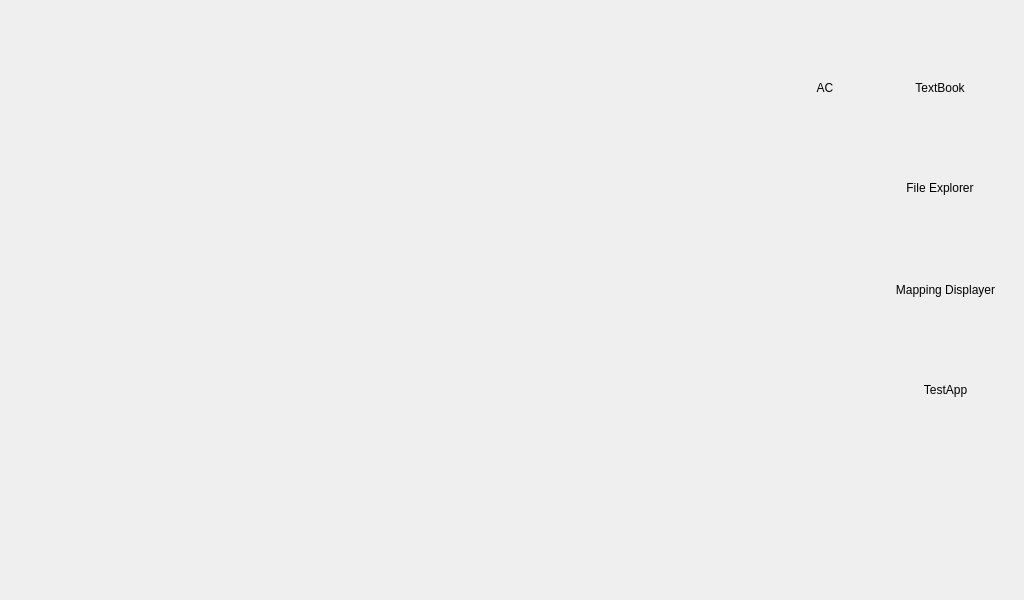
Before: the Qt Designer form mainwindow.ui in hugoycj/Fake_Operating_System, drawn with Qt 5.
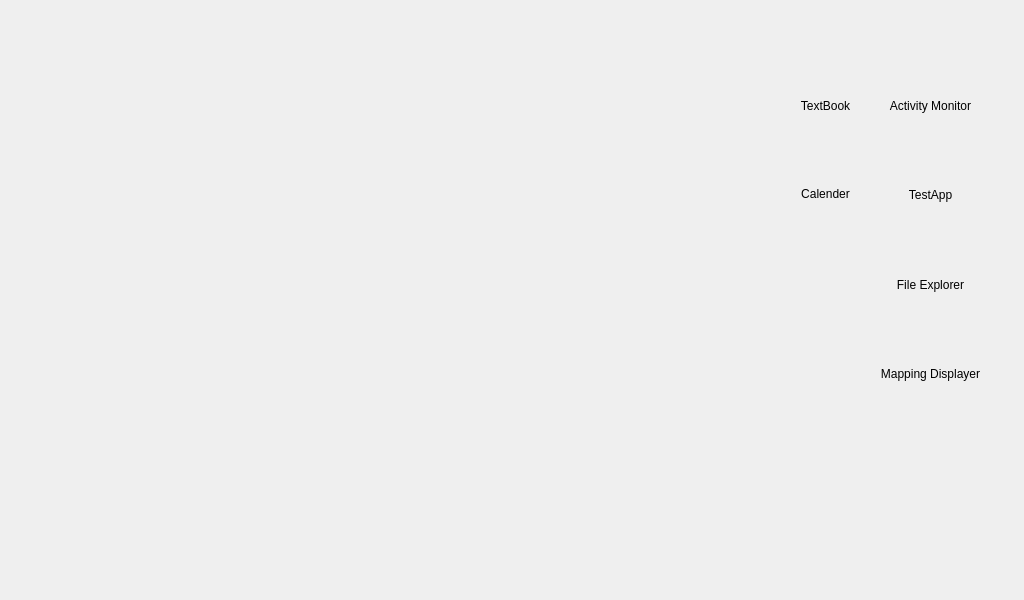
After: the same form once the commit is applied.

```diff
--- a/mainwindow.ui
+++ b/mainwindow.ui
@@ -41,91 +41,20 @@
      <height>600</height>
     </size>
    </property>
-   <widget class="QPushButton" name="TextbookButton">
+   <widget class="QWidget" name="gridLayoutWidget">
     <property name="geometry">
      <rect>
-      <x>910</x>
-      <y>20</y>
-      <width>63</width>
-      <height>63</height>
+      <x>870</x>
+      <y>50</y>
+      <width>121</width>
+      <height>351</height>
      </rect>
     </property>
-    <property name="mouseTracking">
-     <bool>false</bool>
-    </property>
-    <property name="text">
-     <string/>
-    </property>
-    <property name="flat">
-     <bool>true</bool>
-    </property>
-   </widget>
-   <widget class="QLabel" name="TextbookLabel">
-    <property name="geometry">
-     <rect>
-      <x>895</x>
-      <y>80</y>
-      <width>90</width>
-      <height>16</height>
-     </rect>
-    </property>
-    <property name="text">
-     <string>TextBook</string>
-    </property>
-    <property name="scaledContents">
-     <bool>false</bool>
-    </property>
-    <property name="alignment">
-     <set>Qt::AlignCenter</set>
-    </property>
-   </widget>
-   <widget class="QLabel" name="FileLabel">
-    <property name="geometry">
-     <rect>
-      <x>895</x>
-      <y>180</y>
-      <width>90</width>
-      <height>16</height>
-     </rect>
-    </property>
-    <property name="text">
-     <string>File Explorer</string>
-    </property>
-    <property name="scaledContents">
-     <bool>false</bool>
-    </property>
-    <property name="alignment">
-     <set>Qt::AlignCenter</set>
-    </property>
-   </widget>
-   <widget class="QPushButton" name="FileButton">
-    <property name="geometry">
-     <rect>
-      <x>910</x>
-      <y>120</y>
-      <width>63</width>
-      <height>63</height>
-     </rect>
-    </property>
-    <property name="mouseTracking">
-     <bool>false</bool>
-    </property>
-    <property name="text">
-     <string/>
-    </property>
-    <property name="flat">
-     <bool>true</bool>
-    </property>
-   </widget>
+    <layout class="QGridLayout" name="gridLayout">
+     <item row="3" column="0">
+      <layout class="QVBoxLayout" name="MD">
+       <item>
    <widget class="QPushButton" name="DisplayerButton">
-    <property name="geometry">
-     <rect>
-      <x>912</x>
-      <y>220</y>
-      <width>63</width>
-      <height>63</height>
-     </rect>
-    </property>
     <property name="text">
      <string/>
     </property>
@@ -133,15 +62,9 @@
      <bool>true</bool>
     </property>
    </widget>
+       </item>
+       <item>
    <widget class="QLabel" name="DisplayerLabel">
-    <property name="geometry">
-     <rect>
-      <x>885</x>
-      <y>280</y>
-      <width>121</width>
-      <height>20</height>
-     </rect>
-    </property>
     <property name="text">
      <string>Mapping Displayer</string>
     </property>
@@ -152,15 +75,13 @@
      <set>Qt::AlignCenter</set>
     </property>
    </widget>
+       </item>
+      </layout>
+     </item>
+     <item row="1" column="0">
+      <layout class="QVBoxLayout" name="TA">
+       <item>
    <widget class="QPushButton" name="TestAppButton">
-    <property name="geometry">
-     <rect>
-      <x>912</x>
-      <y>320</y>
-      <width>63</width>
-      <height>63</height>
-     </rect>
-    </property>
     <property name="text">
      <string/>
     </property>
@@ -168,15 +89,9 @@
      <bool>true</bool>
     </property>
    </widget>
+       </item>
+       <item>
    <widget class="QLabel" name="TestAppLabel">
-    <property name="geometry">
-     <rect>
-      <x>885</x>
-      <y>380</y>
-      <width>121</width>
-      <height>20</height>
-     </rect>
-    </property>
     <property name="text">
      <string>TestApp</string>
     </property>
@@ -187,15 +102,43 @@
      <set>Qt::AlignCenter</set>
     </property>
    </widget>
+       </item>
+      </layout>
+     </item>
+     <item row="2" column="0">
+      <layout class="QVBoxLayout" name="FE">
+       <item>
+        <widget class="QPushButton" name="FileButton">
+         <property name="mouseTracking">
+          <bool>false</bool>
+         </property>
+         <property name="text">
+          <string/>
+         </property>
+         <property name="flat">
+          <bool>true</bool>
+         </property>
+        </widget>
+       </item>
+       <item>
+        <widget class="QLabel" name="FileLabel">
+         <property name="text">
+          <string>File Explorer</string>
+         </property>
+         <property name="scaledContents">
+          <bool>false</bool>
+         </property>
+         <property name="alignment">
+          <set>Qt::AlignCenter</set>
+         </property>
+        </widget>
+       </item>
+      </layout>
+     </item>
+     <item row="0" column="0">
+      <layout class="QVBoxLayout" name="AC">
+       <item>
    <widget class="QPushButton" name="ACButton">
-    <property name="geometry">
-     <rect>
-      <x>790</x>
-      <y>20</y>
-      <width>63</width>
-      <height>63</height>
-     </rect>
-    </property>
     <property name="mouseTracking">
      <bool>false</bool>
     </property>
@@ -206,24 +149,99 @@
      <bool>true</bool>
     </property>
    </widget>
+       </item>
+       <item>
    <widget class="QLabel" name="ACLabel">
+         <property name="text">
+          <string>Activity Monitor</string>
+         </property>
+         <property name="scaledContents">
+          <bool>false</bool>
+         </property>
+         <property name="alignment">
+          <set>Qt::AlignCenter</set>
+         </property>
+        </widget>
+       </item>
+      </layout>
+     </item>
+    </layout>
+   </widget>
+   <widget class="QWidget" name="horizontalLayoutWidget">
     <property name="geometry">
      <rect>
-      <x>780</x>
-      <y>80</y>
-      <width>90</width>
-      <height>16</height>
+      <x>790</x>
+      <y>50</y>
+      <width>71</width>
+      <height>171</height>
      </rect>
     </property>
+    <layout class="QHBoxLayout" name="horizontalLayout">
+     <item>
+      <layout class="QVBoxLayout" name="verticalLayout">
+       <item>
+        <layout class="QVBoxLayout" name="TB">
+         <item>
+          <widget class="QPushButton" name="TextbookButton">
+           <property name="mouseTracking">
+            <bool>false</bool>
+           </property>
     <property name="text">
-     <string>AC</string>
-    </property>
+            <string/>
+           </property>
+           <property name="flat">
+            <bool>true</bool>
+           </property>
+          </widget>
+         </item>
+         <item>
+          <widget class="QLabel" name="TextbookLabel">
+           <property name="text">
+            <string>TextBook</string>
+           </property>
     <property name="scaledContents">
      <bool>false</bool>
     </property>
     <property name="alignment">
      <set>Qt::AlignCenter</set>
     </property>
+          </widget>
+         </item>
+        </layout>
+       </item>
+       <item>
+        <layout class="QVBoxLayout" name="CA">
+         <item>
+          <widget class="QPushButton" name="CalenderButton">
+           <property name="mouseTracking">
+            <bool>false</bool>
+           </property>
+           <property name="text">
+            <string/>
+           </property>
+           <property name="flat">
+            <bool>true</bool>
+           </property>
+          </widget>
+         </item>
+         <item>
+          <widget class="QLabel" name="CalenderLabel">
+           <property name="text">
+            <string>Calender</string>
+           </property>
+           <property name="scaledContents">
+            <bool>false</bool>
+           </property>
+           <property name="alignment">
+            <set>Qt::AlignCenter</set>
+           </property>
+          </widget>
+         </item>
+        </layout>
+       </item>
+      </layout>
+     </item>
+    </layout>
    </widget>
   </widget>
  </widget>
```
Lines whose indentation alone changed are shown as unchanged.
